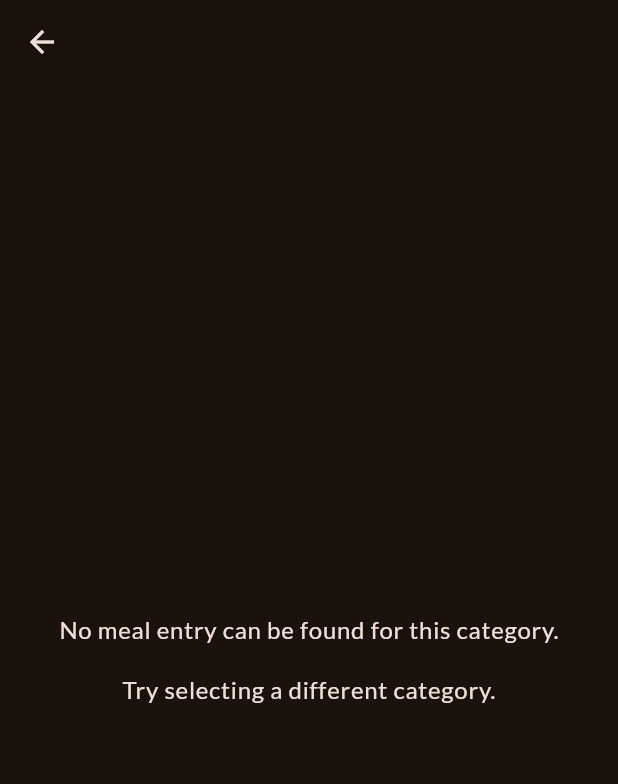
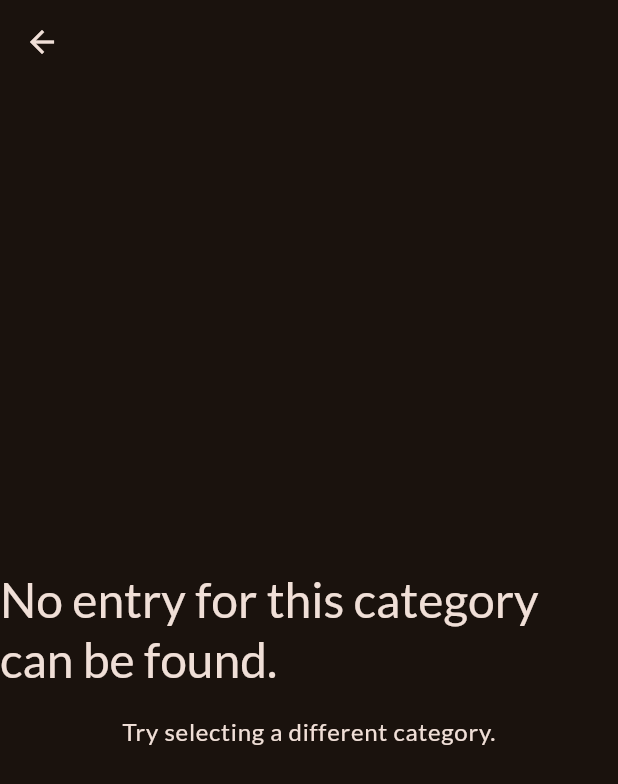
Before and after one commit to sevdenuragba/meals_app, a Flutter app: the MealsScreen screen opened directly with empty values, on a phone screen of 412 x 824 dp. Shown: the top 784 px of the screen. Run offline on Flutter 3.47's test engine with Material 2 defaults, Android fonts, the phone set to English and light mode, and no system bars; our stand-ins replace google_fonts, transparent_image; network calls fail.

Commit message:
Intial commit

```diff
--- a/lib/main.dart
+++ b/lib/main.dart
@@ -21,6 +21,7 @@ class App extends StatelessWidget {
   @override
   Widget build(BuildContext context) {
     return MaterialApp(
+
       theme: theme,
       home: const CategoriesScreen(),
     );
--- a/lib/screens/meals.dart
+++ b/lib/screens/meals.dart
@@ -1,51 +1,48 @@
 import 'package:flutter/material.dart';
-import 'package:meals/data/dummy_data.dart';
+
 import 'package:meals/models/meal.dart';
 import 'package:meals/screens/meal_details.dart';
 import 'package:meals/widgets/meal_item.dart';
 
 class MealsScreen extends StatelessWidget {
-  const MealsScreen({super.key, required this.title, required this.meals});
+  const MealsScreen({
+    super.key,
+    required this.title,
+    required this.meals,
+  });
 
   final String title;
   final List<Meal> meals;
 
-  void _selectMeal(BuildContext context, Meal meal) {
+  void selectMeal(BuildContext context, Meal meal) {
     Navigator.of(context).push(
       MaterialPageRoute(
-        builder: (ctx) => MealDetailsScreen(meal: meal),
+        builder: (context) => MealDetailsScreen(
+          meal: meal,
+        ),
       ),
     );
   }
 
   @override
   Widget build(BuildContext context) {
-    Widget content = ListView.builder(
-      itemCount: availableCategories.length,
-      itemBuilder: (ctx, index) => Text(meals[index].title),
-    );
-
-    content = Center(
+    Widget content = Center(
       child: Column(
         mainAxisSize: MainAxisSize.min,
         children: [
           Text(
-            'No meal entry can be found for this category.',
-            style: Theme.of(context)
-                .textTheme
-                .bodyLarge!
-                .copyWith(color: Theme.of(context).colorScheme.onBackground),
+            'No entry for this category can be found.',
+            style: Theme.of(context).textTheme.headlineLarge!.copyWith(
+                  color: Theme.of(context).colorScheme.onBackground,
+                ),
           ),
-          const SizedBox(
-            height: 16,
-          ),
+          const SizedBox(height: 16),
           Text(
             'Try selecting a different category.',
-            style: Theme.of(context)
-                .textTheme
-                .bodyLarge!
-                .copyWith(color: Theme.of(context).colorScheme.onBackground),
-          )
+            style: Theme.of(context).textTheme.bodyLarge!.copyWith(
+                  color: Theme.of(context).colorScheme.onBackground,
+                ),
+          ),
         ],
       ),
     );
@@ -54,10 +51,11 @@ class MealsScreen extends StatelessWidget {
       content = ListView.builder(
         itemCount: meals.length,
         itemBuilder: (ctx, index) => MealItem(
-            meal: meals[index],
-            onSelectMeal: (meal) {
-              _selectMeal(context, meal);
-            }),
+          meal: meals[index],
+          onSelectMeal: (meal) {
+            selectMeal(context, meal);
+          },
+        ),
       );
     }
 
--- a/lib/widgets/meal_item.dart
+++ b/lib/widgets/meal_item.dart
@@ -30,7 +30,7 @@ class MealItem extends StatelessWidget {
       elevation: 4,
       child: InkWell(
         onTap: () {
-          onSelectMeal;
+          onSelectMeal(meal);
         },
         child: Stack(
           children: [
```
Also changed, not shown: lib/screens/meal_details.dart (+58 -5 lines).
